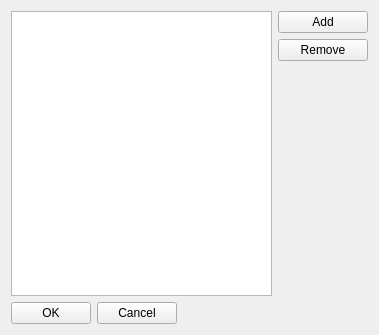
Qt form code/nel/tools/3d/object_viewer_qt/src/plugins/gui_editor/project_window.ui (ryzom/ryzomcore) before a commit.
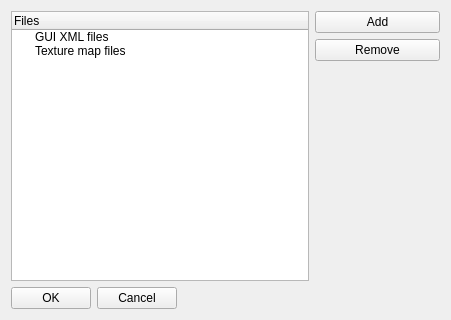
The same form after that commit.

Commit message:
CHANGED: #1471 project files and project window now work differently. Project files define 2 kinds of files and the project window now displays both kinds in a treeview.
branch : gsoc2012-gui-editor

```diff
--- a/code/nel/tools/3d/object_viewer_qt/src/plugins/gui_editor/project_window.ui
+++ b/code/nel/tools/3d/object_viewer_qt/src/plugins/gui_editor/project_window.ui
@@ -6,8 +6,8 @@
    <rect>
     <x>0</x>
     <y>0</y>
-    <width>379</width>
-    <height>335</height>
+    <width>451</width>
+    <height>320</height>
    </rect>
   </property>
   <property name="windowTitle">
@@ -15,7 +15,23 @@
   </property>
   <layout class="QGridLayout" name="gridLayout">
    <item row="0" column="0" rowspan="2" colspan="2">
-    <widget class="QListWidget" name="fileList"/>
+    <widget class="QTreeWidget" name="fileTree">
+     <column>
+      <property name="text">
+       <string>Files</string>
+      </property>
+     </column>
+     <item>
+      <property name="text">
+       <string>GUI XML files</string>
+      </property>
+     </item>
+     <item>
+      <property name="text">
+       <string>Texture map files</string>
+      </property>
+     </item>
+    </widget>
    </item>
    <item row="0" column="2">
     <layout class="QVBoxLayout" name="verticalLayout">
```
The commit also changes 7 other files.
